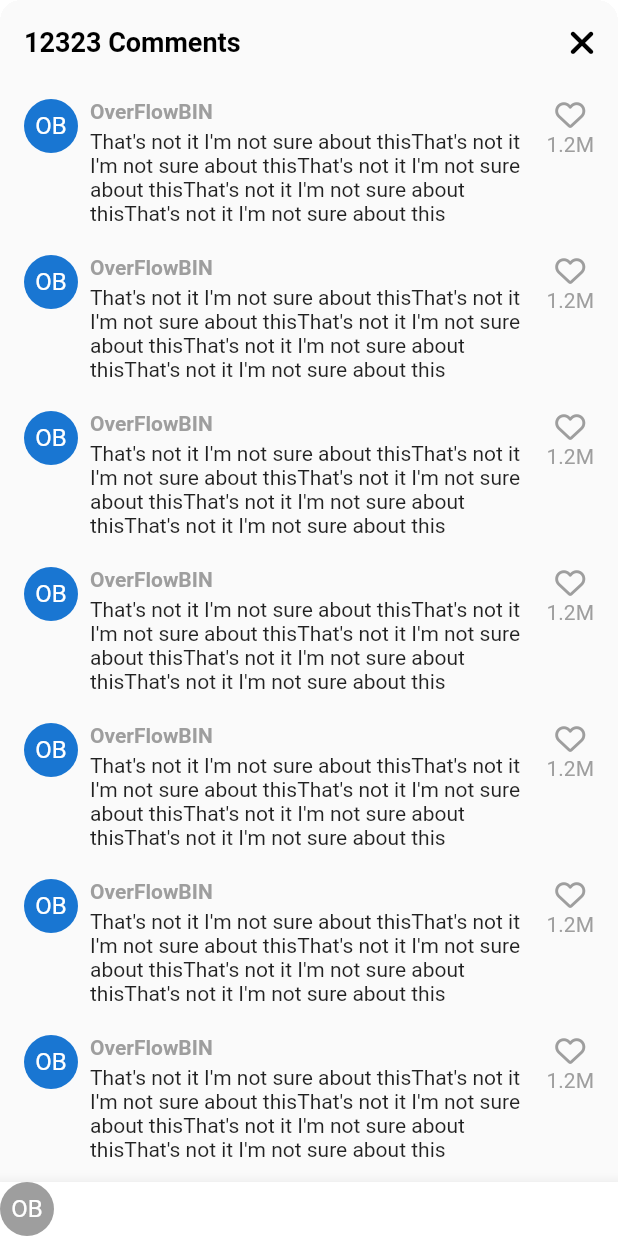
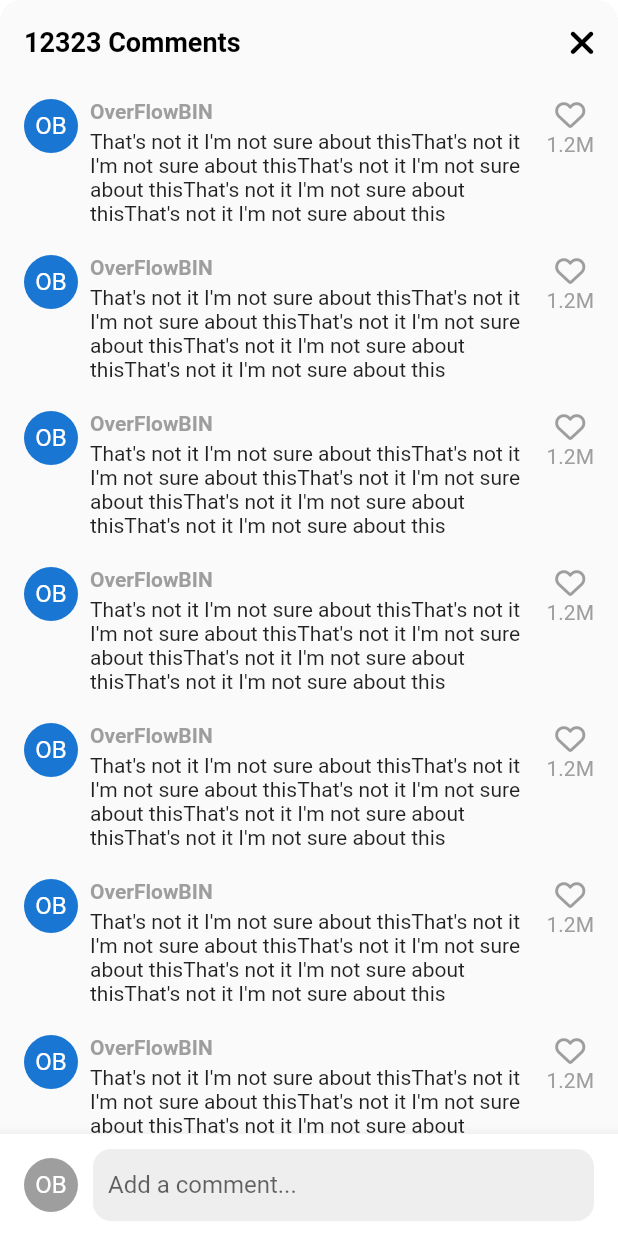
Before and after one commit to OverFlowBIN/tiktok_clone, a Flutter app: the VideoComments screen opened directly, on a phone screen of 412 x 824 dp. Run offline on Flutter 3.47's test engine with Material 3 defaults, Android fonts, the phone set to English and light mode, and no system bars; our stand-ins replace font_awesome_flutter, video_player, visibility_detector; network calls fail.

Commit message:
COMMENTS SECTION(Text Input Actions) TextField / Scaffold(resizeToAvoidBottomInset)

```diff
--- a/lib/features/main_navigation/main_navigation_screen.dart
+++ b/lib/features/main_navigation/main_navigation_screen.dart
@@ -42,6 +42,8 @@ class _MainNavigationNavogationState extends State<MainNavigationNavogation> {
     // CupertinoTabScaffold를 사용하게 되면, index값을 따로 수정해줄 필요가 없다.
     // Cupertino 테마를 올바르게 사용하기 위해서는 main.dart에서 MaterialApp을 CupertinoApp으로 변경해서 사용해야 한다.
     return Scaffold(
+      // resizeToAvoidBottomInset: false는 키보드가 올라왔을때 화면이 줄어드는 것을 방지한다.
+      resizeToAvoidBottomInset: false,
       // screens.elementAt(_selectIndex) 과 같이 진행될때는 이전 화면이 뭐였든지 다 지워버리고 있다
       // 항상 선택된 화면만 보여주고 있다.
       // body: screens.elementAt(_selectIndex),
--- a/lib/features/videos/widgets/video_comments.dart
+++ b/lib/features/videos/widgets/video_comments.dart
@@ -1,8 +1,6 @@
-import 'dart:ffi';
-
 import 'package:flutter/material.dart';
+import 'package:flutter/widgets.dart';
 import 'package:font_awesome_flutter/font_awesome_flutter.dart';
-
 import '../../../constants/gaps.dart';
 import '../../../constants/sizes.dart';
 
@@ -20,7 +18,10 @@ class _VideoCommentsState extends State<VideoComments> {
 
   @override
   Widget build(BuildContext context) {
+    final size = MediaQuery.of(context).size;
+
     return Container(
+      height: size.height * 0.75,
       clipBehavior: Clip.hardEdge,
       decoration: BoxDecoration(
         borderRadius: BorderRadius.circular(Sizes.size14),
@@ -40,7 +41,10 @@ class _VideoCommentsState extends State<VideoComments> {
             )
           ],
         ),
-        body: ListView.separated(
+        // TextFiled를 사용할때 입력창이 키보드 위로 따라오게 하기 위해 Stack과 positioned를 사용한다.
+        body: Stack(
+          children: [
+            ListView.separated(
               padding: const EdgeInsets.symmetric(
                 vertical: Sizes.size10,
                 horizontal: Sizes.size16,
@@ -94,8 +98,16 @@ class _VideoCommentsState extends State<VideoComments> {
                 ),
               ),
             ),
-        bottomNavigationBar: BottomAppBar(
+            Positioned(
+              bottom: 0,
+              width: size.width,
+              child: BottomAppBar(
                 color: Colors.white,
+                child: Padding(
+                  padding: const EdgeInsets.symmetric(
+                    horizontal: Sizes.size16,
+                    vertical: Sizes.size10,
+                  ),
                   child: Row(
                     children: [
                       CircleAvatar(
@@ -104,8 +116,34 @@ class _VideoCommentsState extends State<VideoComments> {
                         foregroundColor: Colors.white,
                         child: const Text("OB"),
                       ),
+                      Gaps.h10,
+                      // Row안의 Expanded는 Row의 남은 공간을 차지하게 된다.
+                      Expanded(
+                        child: TextField(
+                          cursorColor: Theme.of(context).primaryColor,
+                          decoration: InputDecoration(
+                            hintText: 'Add a comment...',
+                            border: OutlineInputBorder(
+                              borderRadius: BorderRadius.circular(
+                                Sizes.size12,
+                              ),
+                              borderSide: BorderSide.none,
+                            ),
+                            filled: true,
+                            fillColor: Colors.grey.shade200,
+                            contentPadding: const EdgeInsets.symmetric(
+                              horizontal: Sizes.size10,
+                              vertical: Sizes.size12,
+                            ),
+                          ),
+                        ),
+                      ),
                     ],
                   ),
+                ),
+              ),
+            )
+          ],
         ),
       ),
     );
--- a/lib/features/videos/widgets/video_post.dart
+++ b/lib/features/videos/widgets/video_post.dart
@@ -117,6 +117,8 @@ class _VideoPostState extends State<VideoPost>
       // backgroundColor: Colors.transparent 는 배경을 투명하게 만듭니다.
       // 이렇게 하면 showModalBottomSheet내에 container를 두고 rouded border를 적용할 수 있습니다.
       backgroundColor: Colors.transparent,
+      // isScrollControlled: true는 BottomSheet가 화면 전체를 차지하도록 합니다.
+      isScrollControlled: true,
     );
   }
 
```
Lines whose indentation alone changed are shown as unchanged.
